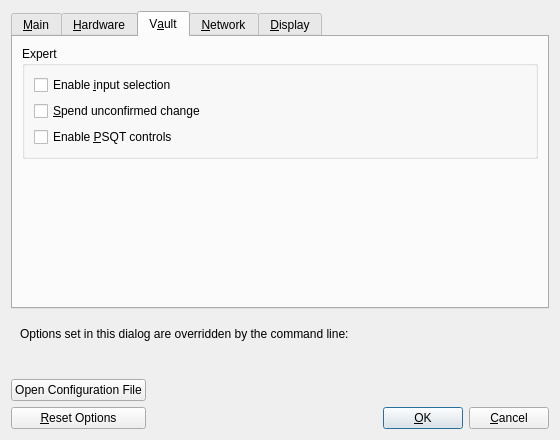
Old version of the form src/qt/forms/optionsdialog.ui in the repository quicksilver-hg/quicksilver.
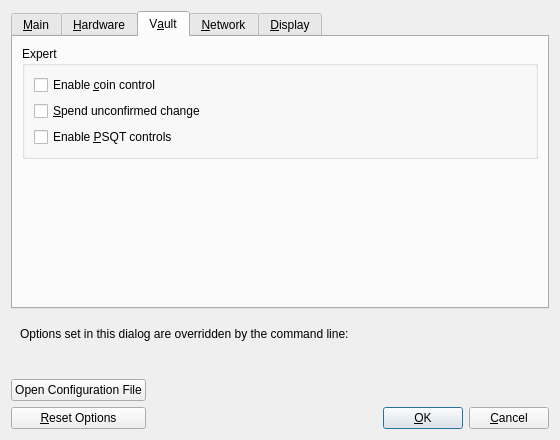
New version of the form. The open tabs and pages were chosen to show the change. Custom widgets are drawn as their Qt base class.

Diff of the .ui file:
```diff
--- a/src/qt/forms/optionsdialog.ui
+++ b/src/qt/forms/optionsdialog.ui
@@ -388,7 +388,7 @@
              <string>Whether to show input selection controls or not.</string>
             </property>
             <property name="text">
-             <string>Enable &amp;input selection</string>
+             <string>Enable &amp;coin control</string>
             </property>
            </widget>
           </item>
```
Left out of the diff: 2 changed lines with no effect on the pictures.
